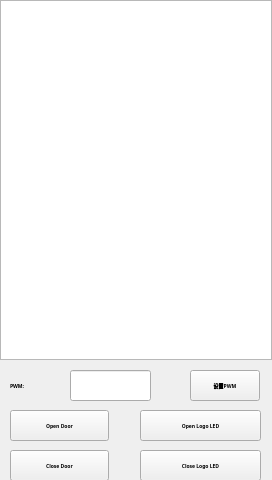
First picture: the form in mainwindow.ui, repository zhhe14/VeriFace_Com, before the edit.
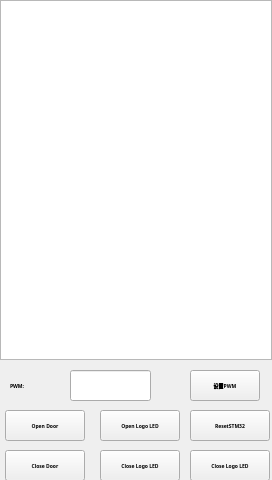
Second picture: the form after the edit. Icons and pictures are not drawn. Custom widgets are drawn as their Qt base class.

Diff of the .ui file:
```diff
--- a/mainwindow.ui
+++ b/mainwindow.ui
@@ -101,9 +101,9 @@
    <widget class="QPushButton" name="OpenDoor_Button">
     <property name="geometry">
      <rect>
-      <x>10</x>
+      <x>5</x>
       <y>410</y>
-      <width>99</width>
+      <width>80</width>
       <height>31</height>
      </rect>
     </property>
@@ -122,9 +122,9 @@
    <widget class="QPushButton" name="CloseDoor_Button">
     <property name="geometry">
      <rect>
-      <x>10</x>
+      <x>5</x>
       <y>450</y>
-      <width>99</width>
+      <width>80</width>
       <height>31</height>
      </rect>
     </property>
@@ -143,9 +143,9 @@
    <widget class="QPushButton" name="OpenLogoLed_Button">
     <property name="geometry">
      <rect>
-      <x>140</x>
+      <x>100</x>
       <y>410</y>
-      <width>121</width>
+      <width>80</width>
       <height>31</height>
      </rect>
     </property>
@@ -164,9 +164,9 @@
    <widget class="QPushButton" name="CloseLogoLed_Button">
     <property name="geometry">
      <rect>
-      <x>140</x>
+      <x>100</x>
       <y>450</y>
-      <width>121</width>
+      <width>80</width>
       <height>31</height>
      </rect>
     </property>
@@ -182,6 +182,48 @@
      <string>Close Logo LED</string>
     </property>
    </widget>
+   <widget class="QPushButton" name="CloseLogoLed_Button_2">
+    <property name="geometry">
+     <rect>
+      <x>190</x>
+      <y>450</y>
+      <width>80</width>
+      <height>31</height>
+     </rect>
+    </property>
+    <property name="font">
+     <font>
+      <family>文泉驿正黑</family>
+      <pointsize>4</pointsize>
+      <weight>75</weight>
+      <bold>true</bold>
+     </font>
+    </property>
+    <property name="text">
+     <string>Close Logo LED</string>
+    </property>
+   </widget>
+   <widget class="QPushButton" name="ResetSTM32_Button">
+    <property name="geometry">
+     <rect>
+      <x>190</x>
+      <y>410</y>
+      <width>80</width>
+      <height>31</height>
+     </rect>
+    </property>
+    <property name="font">
+     <font>
+      <family>文泉驿正黑</family>
+      <pointsize>4</pointsize>
+      <weight>75</weight>
+      <bold>true</bold>
+     </font>
+    </property>
+    <property name="text">
+     <string>ResetSTM32</string>
+    </property>
+   </widget>
   </widget>
  </widget>
  <layoutdefault spacing="6" margin="11"/>
```
